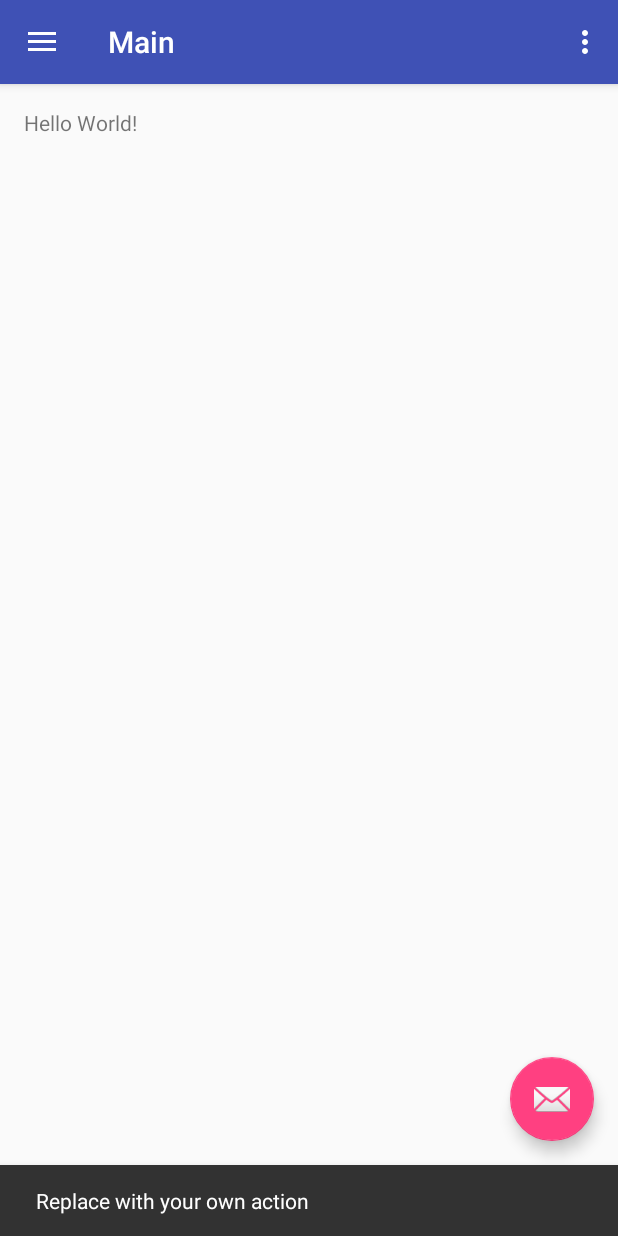
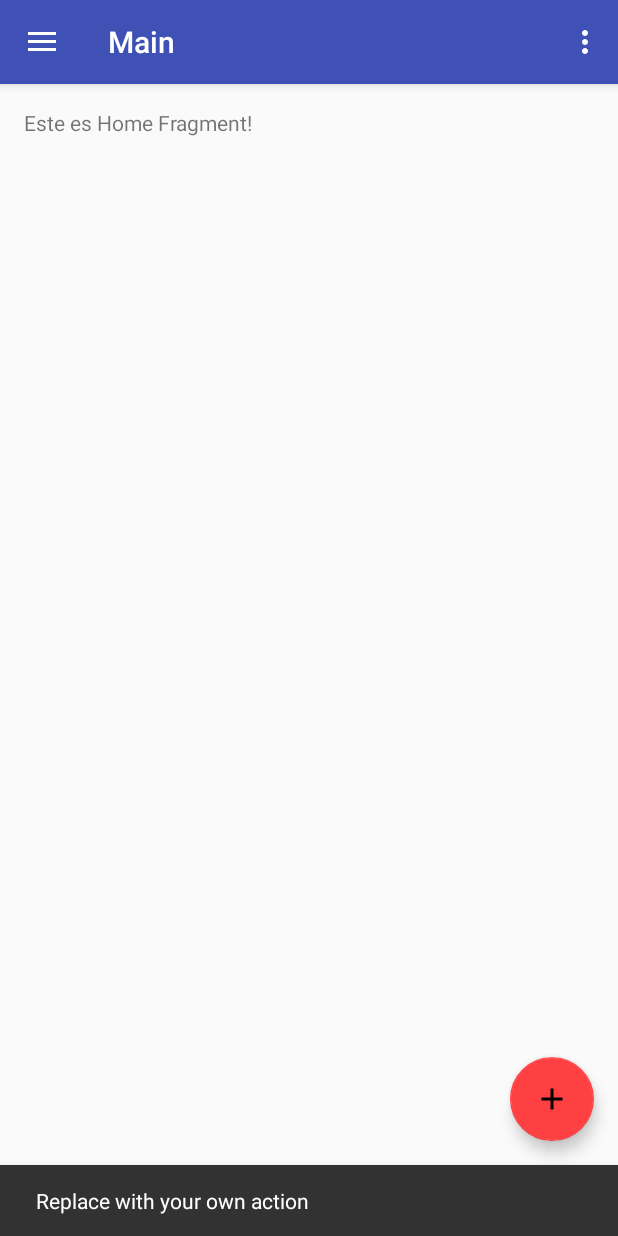
Before and after one commit to aang7/growsome, an Android app: the Main screen opened directly, with no data from a screen before it, after a tap on an icon or button, on a phone screen of 412 x 824 dp. Run offline under Robolectric (Android 15) with nearby library versions, the light colour scheme and no system bars.

Commit message:
HomeFragment

```diff
--- a/app/build.gradle
+++ b/app/build.gradle
@@ -24,7 +24,8 @@ dependencies {
     androidTestCompile('com.android.support.test.espresso:espresso-core:2.2.2', {
         exclude group: 'com.android.support', module: 'support-annotations'
     })
-    compile 'com.android.support:appcompat-v7:25.2.0'
-    compile 'com.android.support:design:25.2.0'
+    compile 'com.android.support:appcompat-v7:25.3.0'
+    compile 'com.android.support:design:25.3.0'
+    compile 'com.android.support:support-v4:25.3.0'
     testCompile 'junit:junit:4.12'
 }
--- /dev/null
+++ b/app/src/main/java/xyz/growsome/growsome/HomeFragment.java
@@ -0,0 +1,27 @@
+package xyz.growsome.growsome;
+
+import android.os.Bundle;
+import android.app.Fragment;
+import android.view.LayoutInflater;
+import android.view.View;
+import android.view.ViewGroup;
+
+/**
+ * Descripcion: Fragment de inicio de la aplicación
+ * Autor: Sergio Cruz
+ * Fecha: 2017-03-22
+ */
+public class HomeFragment extends Fragment
+{
+    public HomeFragment()
+    {
+        // Required empty public constructor
+    }
+
+    @Override
+    public View onCreateView(LayoutInflater inflater, ViewGroup container,
+                             Bundle savedInstanceState) {
+        // Inflate the layout for this fragment
+        return inflater.inflate(R.layout.fragment_home, container, false);
+    }
+}
--- a/app/src/main/java/xyz/growsome/growsome/Main.java
+++ b/app/src/main/java/xyz/growsome/growsome/Main.java
@@ -1,5 +1,7 @@
 package xyz.growsome.growsome;
 
+import android.app.Fragment;
+import android.app.FragmentTransaction;
 import android.os.Bundle;
 import android.support.design.widget.FloatingActionButton;
 import android.support.design.widget.Snackbar;
@@ -40,6 +42,14 @@ public class Main extends AppCompatActivity
 
         NavigationView navigationView = (NavigationView) findViewById(R.id.nav_view);
         navigationView.setNavigationItemSelectedListener(this);
+
+        Fragment fragment = new HomeFragment();
+        FragmentTransaction ft = getFragmentManager().beginTransaction();
+        //Layout a remplazar, instancia del fragmento, tag opcional
+        ft.replace(R.id.content_frame, fragment, "homefragment");
+        ft.addToBackStack(null);
+        ft.setTransition(FragmentTransaction.TRANSIT_FRAGMENT_FADE);
+        ft.commit();
     }
 
     @Override
--- /dev/null
+++ b/app/src/main/res/drawable/ic_add_black_24dp.xml
@@ -0,0 +1,9 @@
+<vector xmlns:android="http://schemas.android.com/apk/res/android"
+        android:width="24dp"
+        android:height="24dp"
+        android:viewportWidth="24.0"
+        android:viewportHeight="24.0">
+    <path
+        android:fillColor="#FF000000"
+        android:pathData="M19,13h-6v6h-2v-6H5v-2h6V5h2v6h6v2z"/>
+</vector>
--- a/app/src/main/res/layout/activity_login.xml
+++ b/app/src/main/res/layout/activity_login.xml
@@ -34,14 +34,14 @@
                 android:layout_width="match_parent"
                 android:layout_height="wrap_content">
 
-                <AutoCompleteTextView
+                <EditText
                     android:id="@+id/email"
                     android:layout_width="match_parent"
                     android:layout_height="wrap_content"
                     android:hint="@string/prompt_email"
+                    android:imeActionLabel="@string/action_sign_in"
                     android:inputType="textEmailAddress"
-                    android:maxLines="1"
-                    android:singleLine="true" />
+                    android:maxLines="1" />
 
             </android.support.design.widget.TextInputLayout>
 
@@ -54,12 +54,10 @@
                     android:layout_width="match_parent"
                     android:layout_height="wrap_content"
                     android:hint="@string/prompt_password"
-                    android:imeActionId="@+id/login"
                     android:imeActionLabel="@string/action_sign_in_short"
                     android:imeOptions="actionUnspecified"
                     android:inputType="textPassword"
-                    android:maxLines="1"
-                    android:singleLine="true" />
+                    android:maxLines="1" />
 
             </android.support.design.widget.TextInputLayout>
 
--- a/app/src/main/res/layout/app_bar_main.xml
+++ b/app/src/main/res/layout/app_bar_main.xml
@@ -29,6 +29,6 @@
         android:layout_height="wrap_content"
         android:layout_gravity="bottom|end"
         android:layout_margin="@dimen/fab_margin"
-        app:srcCompat="@android:drawable/ic_dialog_email" />
+        app:srcCompat="@drawable/ic_add_black_24dp" />
 
 </android.support.design.widget.CoordinatorLayout>
--- a/app/src/main/res/layout/content_main.xml
+++ b/app/src/main/res/layout/content_main.xml
@@ -13,8 +13,9 @@
     tools:context="xyz.growsome.growsome.Main"
     tools:showIn="@layout/app_bar_main">
 
-    <TextView
-        android:layout_width="wrap_content"
-        android:layout_height="wrap_content"
-        android:text="Hello World!" />
+    <FrameLayout
+        android:id="@+id/content_frame"
+        android:layout_width="match_parent"
+        android:layout_height="match_parent" />
+
 </RelativeLayout>
--- /dev/null
+++ b/app/src/main/res/layout/fragment_home.xml
@@ -0,0 +1,13 @@
+<FrameLayout xmlns:android="http://schemas.android.com/apk/res/android"
+    xmlns:tools="http://schemas.android.com/tools"
+    android:layout_width="match_parent"
+    android:layout_height="match_parent"
+    tools:context="xyz.growsome.growsome.HomeFragment">
+
+    <!-- TODO: Update blank fragment layout -->
+    <TextView
+        android:layout_width="match_parent"
+        android:layout_height="match_parent"
+        android:text="@string/home_string" />
+
+</FrameLayout>
--- a/app/src/main/res/values/colors.xml
+++ b/app/src/main/res/values/colors.xml
@@ -2,5 +2,5 @@
 <resources>
     <color name="colorPrimary">#3F51B5</color>
     <color name="colorPrimaryDark">#303F9F</color>
-    <color name="colorAccent">#FF4081</color>
+    <color name="colorAccent">#ff4043</color>
 </resources>
--- a/app/src/main/res/values/strings.xml
+++ b/app/src/main/res/values/strings.xml
@@ -10,7 +10,7 @@
     <string name="no_data">No data from server</string>
     <string name="no_internet">No internet</string>
 
-    <!-- Login -->
+    <!-- Activity Login -->
     <string name="title_activity_login">Log In</string>
     <string name="action_sign_in">Sign in</string>
     <string name="action_sign_in_short">Sign in</string>
@@ -21,11 +21,14 @@
     <string name="prompt_email">Email</string>
     <string name="prompt_password">Password</string>
 
-    <!-- Main -->
+    <!-- Activity Main -->
     <string name="title_activity_main">Main</string>
 
     <!-- Navigation Drawer-->
     <string name="navigation_drawer_open">Open navigation drawer</string>
     <string name="navigation_drawer_close">Close navigation drawer</string>
 
+    <!-- Fragment Home -->
+    <string name="home_string">Este es Home Fragment!</string>
+
 </resources>
```
